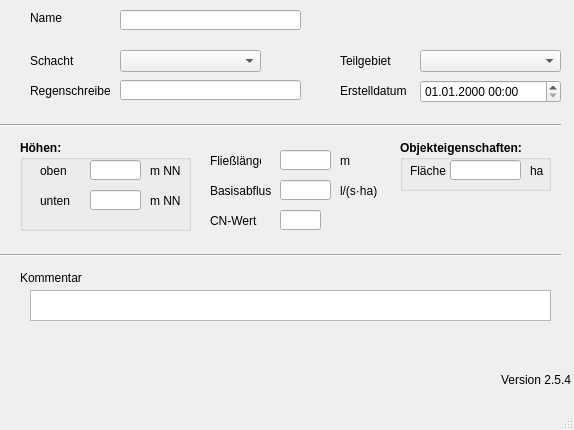
Qt form qkan/forms/qkan_aussengebiete.ui (hoettges/QKan) before a commit.
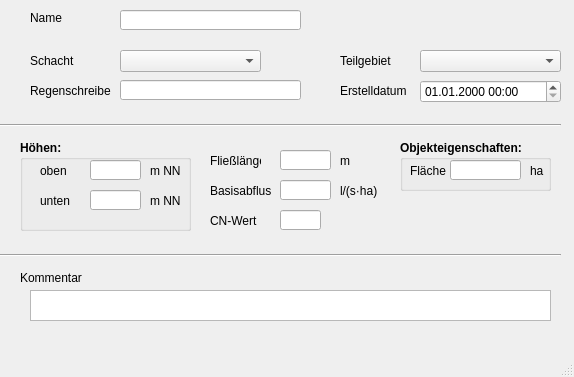
The same form after that commit. Custom widgets are drawn as their Qt base class.

Diff of the .ui file:
```diff
--- a/qkan/forms/qkan_aussengebiete.ui
+++ b/qkan/forms/qkan_aussengebiete.ui
@@ -10,7 +10,7 @@
     <x>0</x>
     <y>0</y>
     <width>574</width>
-    <height>430</height>
+    <height>377</height>
    </rect>
   </property>
   <property name="windowTitle">
@@ -168,25 +168,6 @@
      <string>CN-Wert</string>
     </property>
    </widget>
-   <widget class="QLabel" name="lb_version">
-    <property name="geometry">
-     <rect>
-      <x>500</x>
-      <y>370</y>
-      <width>71</width>
-      <height>20</height>
-     </rect>
-    </property>
-    <property name="toolTip">
-     <string>Version QKan Import</string>
-    </property>
-    <property name="text">
-     <string>Version 2.5.4</string>
-    </property>
-    <property name="alignment">
-     <set>Qt::AlignRight|Qt::AlignTrailing|Qt::AlignVCenter</set>
-    </property>
-   </widget>
    <widget class="QgsDateTimeEdit" name="createdat">
     <property name="geometry">
      <rect>
```
Left out of the diff: 13 changed lines with no effect on the pictures.
